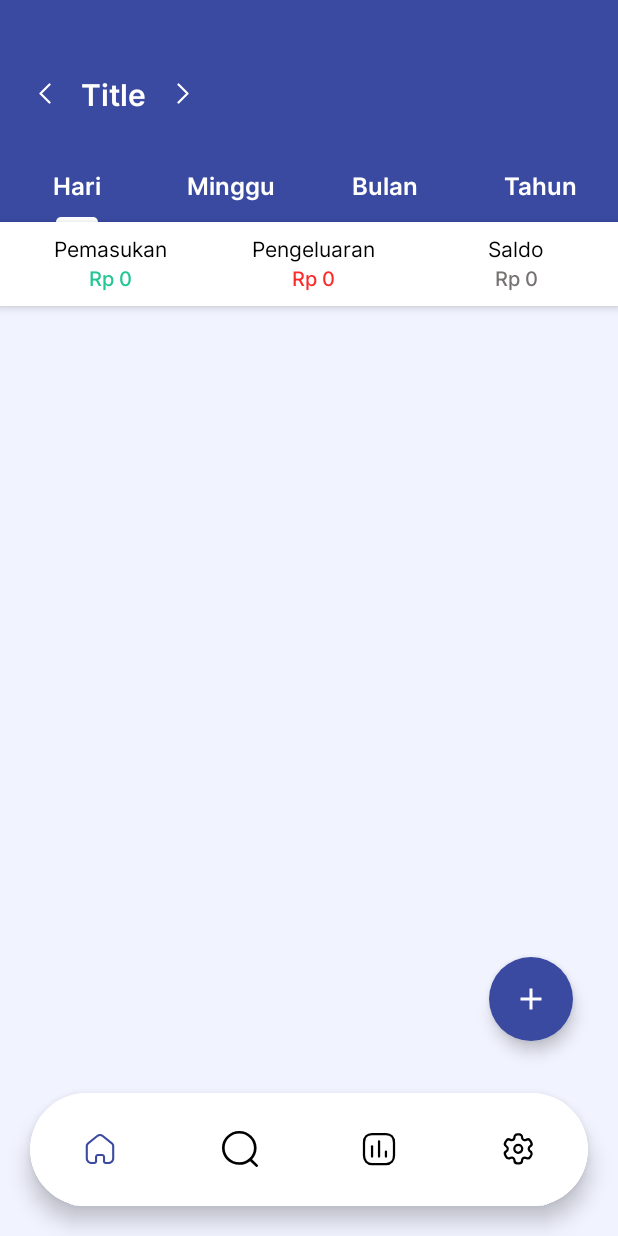
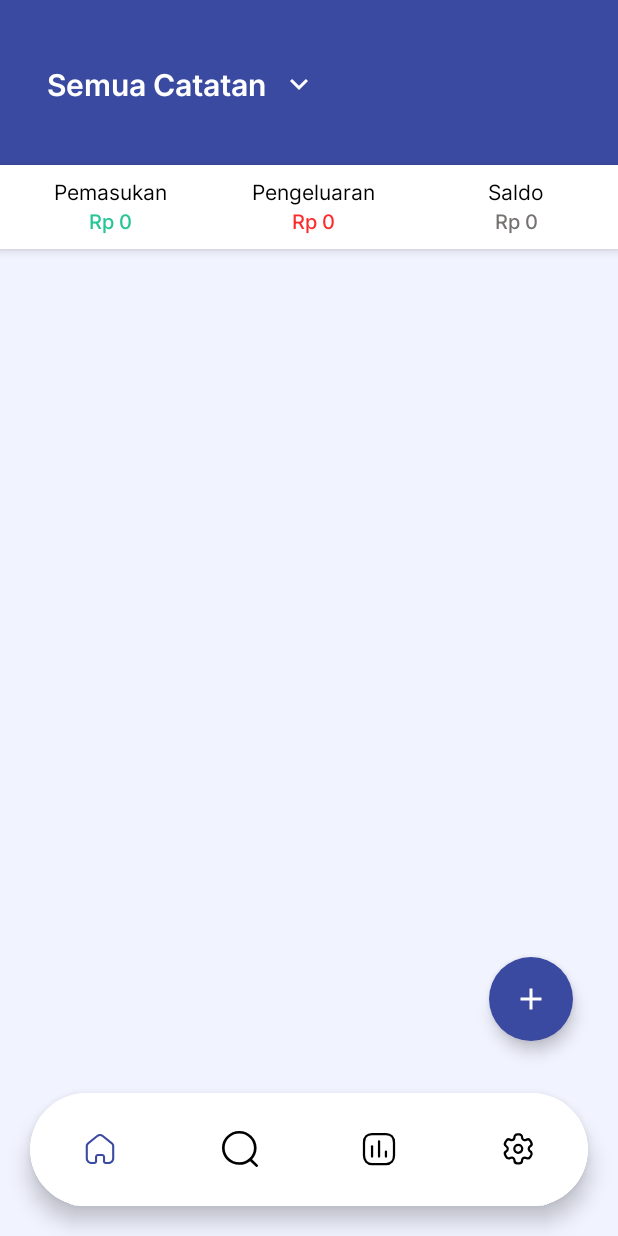
Before and after one commit to MissingPoma/Uangin, an Android app: the HomeFragment screen opened directly, with no data from a screen before it, on a phone screen of 412 x 824 dp. Run offline under Robolectric (Android 15) with nearby library versions, the phone set to English and light mode, and no system bars; our stand-ins replace Room's generated code.

Commit message:
home fragment sort

```diff
--- a/app/src/main/java/com/example/uangin/HomeFragment.kt
+++ b/app/src/main/java/com/example/uangin/HomeFragment.kt
@@ -4,6 +4,10 @@ import android.os.Bundle
 import android.view.LayoutInflater
 import android.view.View
 import android.view.ViewGroup
+import android.widget.ImageButton
+import android.widget.PopupMenu
+import android.widget.TextView
+import com.example.uangin.database.entity.toTransaction
 import androidx.fragment.app.Fragment
 import androidx.recyclerview.widget.LinearLayoutManager
 import androidx.recyclerview.widget.RecyclerView
@@ -13,12 +17,16 @@ import kotlinx.coroutines.CoroutineScope
 import kotlinx.coroutines.Dispatchers
 import kotlinx.coroutines.launch
 import kotlinx.coroutines.withContext
+import java.time.LocalDate
+import java.time.format.DateTimeFormatter
 import java.util.*
 
 class HomeFragment : Fragment() {
 
     private lateinit var transactionAdapter: TransactionAdapter
     private val transactionList = mutableListOf<Transactions>()
+    private lateinit var buttonMenu: ImageButton
+    private lateinit var toolbarTitle: TextView
 
     override fun onResume() {
         super.onResume()
@@ -36,8 +44,40 @@ class HomeFragment : Fragment() {
         savedInstanceState: Bundle?
     ): View? {
         val view = inflater.inflate(R.layout.fragment_home, container, false)
+
+        buttonMenu = view.findViewById(R.id.buttonMenu)
+        toolbarTitle = view.findViewById(R.id.toolbarTitle)
+
+        buttonMenu.setOnClickListener {
+            showFilterPopupMenu(it)
+        }
         setupRecyclerView(view)
+        loadTransactions("semua") // Load semua transaksi saat awal
         return view
+    }
+
+    private fun showFilterPopupMenu(view: View) {
+        val popupMenu = PopupMenu(requireContext(), view)
+        popupMenu.inflate(R.menu.menu_filter) // Ganti "menu_filter" dengan ID menu Anda yang sesuai
+
+        popupMenu.setOnMenuItemClickListener { menuItem ->
+            when (menuItem.itemId) {
+                R.id.semuaCatatan -> {
+                    loadTransactions("semua")
+                    toolbarTitle.text = "Semua Catatan" // Update judul Toolbar
+                }
+                R.id.pemasukan -> {
+                    loadTransactions("pemasukan")
+                    toolbarTitle.text = "Pemasukan" // Update judul Toolbar
+                }
+                R.id.pengeluaran -> {
+                    loadTransactions("pengeluaran")
+                    toolbarTitle.text = "Pengeluaran" // Update judul Toolbar
+                }
+            }
+            true
+        }
+        popupMenu.show()
     }
 
     private fun setupRecyclerView(view: View) {
@@ -47,44 +87,22 @@ class HomeFragment : Fragment() {
         recyclerView.adapter = transactionAdapter
     }
 
-    private fun loadTransactions() {
+    private fun loadTransactions(filter: String = "semua") { // Tambahkan parameter filter
         val db = AppDatabase.getDatabase(requireContext())
         val pengeluaranDao = db.pengeluaranDao()
         val pemasukanDao = db.pemasukanDao()
 
         CoroutineScope(Dispatchers.IO).launch {
-            val pengeluaranList = pengeluaranDao.getAllOrderedByDate()
-            val pemasukanList = pemasukanDao.getAllOrderedByDate()
-
-            val combinedList = mutableListOf<Transactions>()
-
-            pengeluaranList.forEach {
-                combinedList.add(
-                    Transactions(
-                        it.id,
-                        it.tanggal,
-                        it.kategori,
-                        it.catatan,
-                        it.jumlah,
-                        true
-                    )
-                )
+            val combinedList = when (filter) {
+                "pemasukan" -> pemasukanDao.getAllOrderedByDate().map { it.toTransaction() }
+                "pengeluaran" -> pengeluaranDao.getAllOrderedByDate().map { it.toTransaction() }
+                else -> { // "semua" atau filter tidak valid
+                    val pengeluaranList = pengeluaranDao.getAllOrderedByDate()
+                    val pemasukanList = pemasukanDao.getAllOrderedByDate()
+                    (pengeluaranList.map { it.toTransaction() } + pemasukanList.map { it.toTransaction() }).toMutableList()
+                }
             }
 
-            pemasukanList.forEach {
-                combinedList.add(
-                    Transactions(
-                        it.id,
-                        it.tanggal,
-                        it.kategori,
-                        it.catatan,
-                        it.jumlah,
-                        false
-                    )
-                )
-            }
-
-            combinedList.sortByDescending { it.tanggal }
 
             withContext(Dispatchers.Main) {
                 transactionList.clear()
@@ -93,4 +111,5 @@ class HomeFragment : Fragment() {
             }
         }
     }
+
 }
--- a/app/src/main/java/com/example/uangin/TransactionAdapter.kt
+++ b/app/src/main/java/com/example/uangin/TransactionAdapter.kt
@@ -1,6 +1,7 @@
 package com.example.uangin
 
 import android.content.Intent
+import android.util.Log
 import android.view.LayoutInflater
 import android.view.View
 import android.view.ViewGroup
@@ -55,6 +56,8 @@ class TransactionAdapter(private val transactionList: List<Transactions>) :
         holder.amountText.text = "Rp ${transaction.jumlah}"
         holder.incomeText.text = "Rp ${transaction.jumlah}"
 
+        Log.d("TransactionAdapter", "Transaction at position $position: isPengeluaran = ${transaction.isPengeluaran}")
+
         if (transaction.isPengeluaran) {
             holder.amountText.setTextColor(holder.itemView.context.getColor(R.color.redOutcome))
             holder.incomeText.setTextColor(holder.itemView.context.getColor(R.color.redOutcome))
--- /dev/null
+++ b/app/src/main/res/drawable/baseline_keyboard_arrow_down_24.xml
@@ -0,0 +1,5 @@
+<vector xmlns:android="http://schemas.android.com/apk/res/android" android:height="24dp" android:tint="#FFFFFF" android:viewportHeight="24" android:viewportWidth="24" android:width="24dp">
+
+    <path android:fillColor="@android:color/white" android:pathData="M7.41,8.59L12,13.17l4.59,-4.58L18,10l-6,6 -6,-6 1.41,-1.41z"/>
+
+</vector>
--- /dev/null
+++ b/app/src/main/res/drawable/baseline_menu_24.xml
@@ -0,0 +1,5 @@
+<vector xmlns:android="http://schemas.android.com/apk/res/android" android:height="24dp" android:tint="#FFFFFF" android:viewportHeight="24" android:viewportWidth="24" android:width="24dp">
+
+    <path android:fillColor="@android:color/white" android:pathData="M3,18h18v-2L3,16v2zM3,13h18v-2L3,11v2zM3,6v2h18L21,6L3,6z"/>
+
+</vector>
--- a/app/src/main/res/layout/fragment_home.xml
+++ b/app/src/main/res/layout/fragment_home.xml
@@ -13,7 +13,7 @@
     <androidx.appcompat.widget.Toolbar
         android:id="@+id/toolbarHome"
         android:layout_width="match_parent"
-        android:layout_height="100dp"
+        android:layout_height="110dp"
         android:background="@color/darkBlue"
         android:theme="@style/ThemeOverlay.AppCompat.Dark.ActionBar">
 
@@ -22,85 +22,42 @@
             android:layout_width="wrap_content"
             android:layout_height="match_parent"
             android:orientation="horizontal"
-            android:layout_marginTop="25dp"
+            android:layout_marginTop="2dp"
             android:gravity="center_vertical">
 
             <!-- Left Arrow Button -->
-            <ImageButton
-                android:id="@+id/leftArrow"
-                android:layout_width="wrap_content"
-                android:layout_height="wrap_content"
-                android:src="@drawable/vector_left"
-                android:background="?attr/selectableItemBackgroundBorderless"
-                android:padding="10dp" />
 
             <!-- Toolbar Title (Optional, can be removed or adjusted as needed) -->
             <TextView
                 android:id="@+id/toolbarTitle"
                 android:layout_width="wrap_content"
                 android:layout_height="wrap_content"
-                android:text="Title"
-
+                android:text="Semua Catatan"
+                android:layout_marginStart="5dp"
                 android:fontFamily="@font/inter_semibold"
                 android:textColor="@android:color/white"
                 android:textSize="20sp"
                 android:padding="10dp" />
 
-            <!-- Right Arrow Button -->
             <ImageButton
-                android:id="@+id/rightArrow"
+                android:id="@+id/buttonMenu"
                 android:layout_width="wrap_content"
                 android:layout_height="wrap_content"
-                android:src="@drawable/vector_right"
-                android:background="?attr/selectableItemBackgroundBorderless"
-                android:padding="10dp" />
+                android:src="@drawable/baseline_keyboard_arrow_down_24"
+                android:background="?attr/selectableItemBackgroundBorderless"/>
         </LinearLayout>
 
     </androidx.appcompat.widget.Toolbar>
 
 
     <!-- Tab Layout -->
-    <com.google.android.material.tabs.TabLayout
-        android:id="@+id/tabLayout"
-        android:layout_width="match_parent"
-        android:layout_height="wrap_content"
-        android:layout_below="@id/toolbarHome"
-        android:background="@color/darkBlue"
-        app:tabTextAppearance="@style/TabTextAppearance"
-        app:tabIndicatorColor="@color/white"
-        app:tabSelectedTextColor="@color/white"
-        app:tabTextColor="@android:color/white">
-
-        <com.google.android.material.tabs.TabItem
-            android:id="@+id/tabHari"
-            android:layout_width="wrap_content"
-            android:layout_height="wrap_content"
-            android:text="Hari" />
-
-        <com.google.android.material.tabs.TabItem
-            android:id="@+id/tabMinggu"
-            android:layout_width="wrap_content"
-            android:layout_height="wrap_content"
-            android:text="Minggu" />
-
-        <com.google.android.material.tabs.TabItem
-            android:id="@+id/tabBulan"
-            android:layout_width="wrap_content"
-            android:layout_height="wrap_content"
-            android:text="Bulan" />
-
-        <com.google.android.material.tabs.TabItem
-            android:id="@+id/tabTahun"
-            android:layout_width="wrap_content"
-            android:layout_height="wrap_content"
-            android:text="Tahun" />
-    </com.google.android.material.tabs.TabLayout>
+   =
 
     <androidx.cardview.widget.CardView
         android:id="@+id/financeInfoCard"
         android:layout_width="match_parent"
         android:layout_height="wrap_content"
-        android:layout_below="@id/tabLayout"
+        android:layout_below="@id/toolbarHome"
         app:cardElevation="4dp"
         app:cardBackgroundColor="@android:color/white"
         app:cardCornerRadius="0dp"
@@ -203,9 +160,6 @@
     </androidx.cardview.widget.CardView>
 
 
-    <!-- Content Area -->
-
-    <!-- Bottom Navigation Bar -->
 
     <ScrollView
         android:id="@+id/content"
@@ -221,6 +175,7 @@
             android:layout_width="match_parent"
             android:layout_height="match_parent" />
     </ScrollView>
+
 </RelativeLayout>
 
 </FrameLayout>
--- /dev/null
+++ b/app/src/main/res/menu/menu_filter.xml
@@ -0,0 +1,6 @@
+<?xml version="1.0" encoding="utf-8"?>
+<menu xmlns:android="http://schemas.android.com/apk/res/android">
+    <item android:id="@+id/semuaCatatan" android:title="Semua Catatan" />
+    <item android:id="@+id/pemasukan" android:title="Pemasukan" />
+    <item android:id="@+id/pengeluaran" android:title="Pengeluaran" />
+</menu>
```
Also changed, not shown: app/src/main/java/com/example/uangin/database/entity/Pemasukan.kt (+9 -0 lines), app/src/main/java/com/example/uangin/database/entity/Pengeluaran.kt (+9 -0 lines), app/src/main/res/layout/activity_main.xml (+3 -5 lines).
